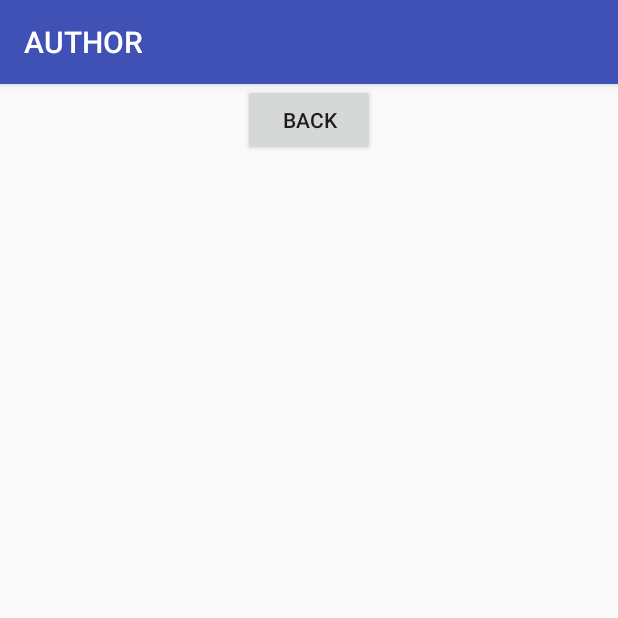
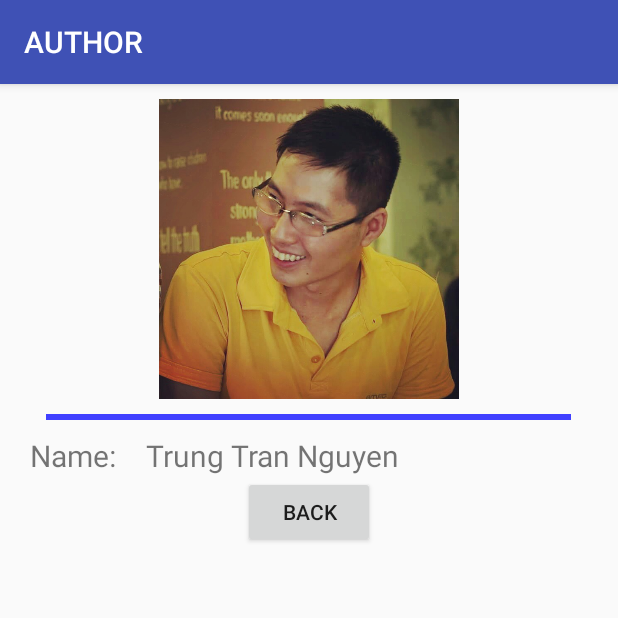
Before and after one commit to trantrungnt/Final_Project, an Android app: the AuthorActivity screen opened directly, with no data from a screen before it, on a phone screen of 412 x 824 dp, the top half of it. Run offline under Robolectric (Android 15) with nearby library versions, the phone set to English and light mode, and no system bars.

Commit message:
(temp) UI Author

```diff
--- a/Final-Project/app/src/main/res/layout/activity_author.xml
+++ b/Final-Project/app/src/main/res/layout/activity_author.xml
@@ -2,6 +2,47 @@
 <LinearLayout xmlns:android="http://schemas.android.com/apk/res/android"
     android:orientation="vertical" android:layout_width="match_parent"
     android:layout_height="match_parent">
+
+    <ImageView
+        android:layout_width="200dp"
+        android:layout_height="200dp"
+        android:src="@drawable/trungnt"
+        android:layout_marginTop="10dp"
+        android:layout_gravity="center"
+
+    />
+
+    <TextView
+        style="@style/HeaderTextStyle"
+        android:layout_width="350dp"
+        android:layout_height="4dp"
+        android:background="@color/colorBlue"
+        android:layout_gravity="center"
+        android:layout_marginTop="10dp"
+    />
+
+    <LinearLayout
+        android:layout_width="match_parent"
+        android:layout_height="wrap_content"
+        android:orientation="horizontal"
+        android:layout_marginTop="10dp">
+
+        <TextView
+            android:layout_width="wrap_content"
+            android:layout_height="wrap_content"
+            android:text="@string/label_name"
+            android:textSize="20sp"
+            android:layout_marginLeft="20dp"
+        />
+
+        <TextView
+            android:layout_width="wrap_content"
+            android:layout_height="wrap_content"
+            android:text="@string/label_name_author"
+            android:textSize="20sp"
+            android:layout_marginLeft="20dp"
+            />
+    </LinearLayout>
 
     <Button
         android:id="@+id/btnBack"
--- a/Final-Project/app/src/main/res/values/strings.xml
+++ b/Final-Project/app/src/main/res/values/strings.xml
@@ -47,4 +47,5 @@
     <string name="label_author">AUTHOR</string>
     <string name="label_reset">RESET</string>
     <string name="label_back">BACK</string>
+    <string name="label_name_author">Trung Tran Nguyen</string>
 </resources>
```
Also changed, not shown: 1 other file.
